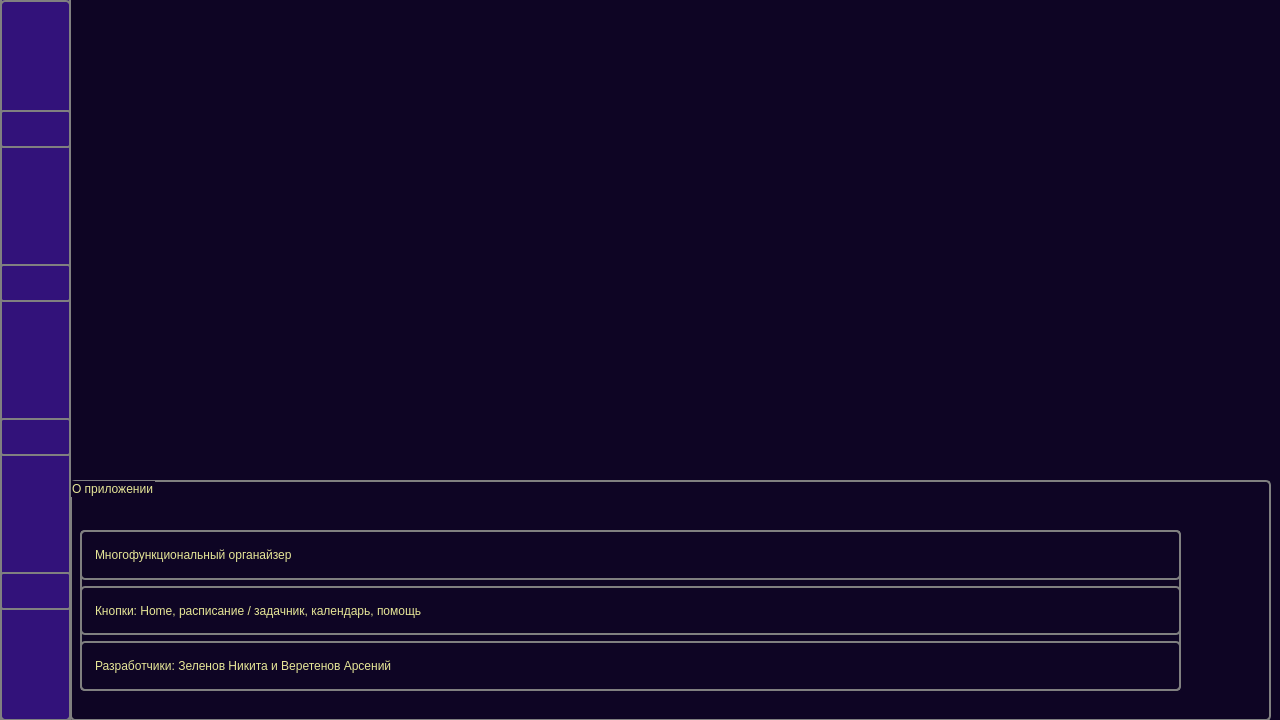
Old version of the form main.ui in the repository ZeNik77/MEGAPROJECT.
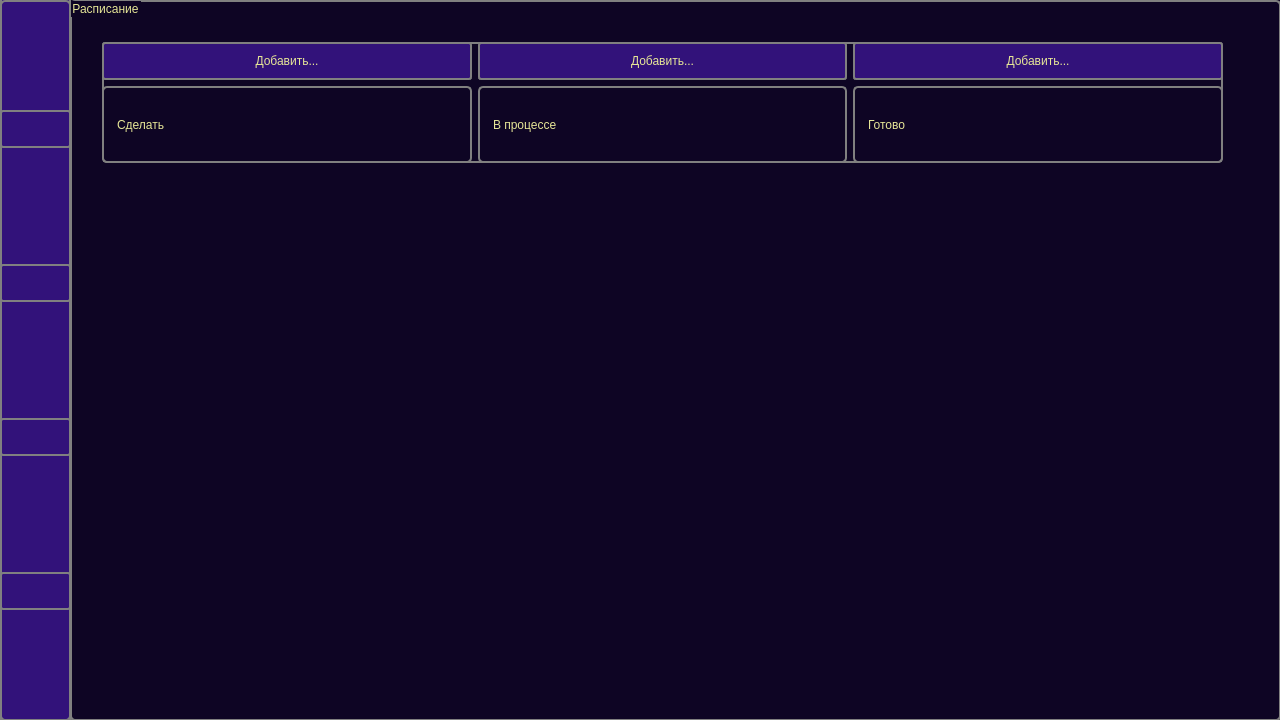
New version of the form. Icons and pictures are not drawn.

Commit message: пустое расписание

Patch:
```diff
--- a/main.ui
+++ b/main.ui
@@ -73,39 +73,39 @@
         </property>
        </widget>
       </item>
-      <item>
-       <widget class="QPushButton" name="CalendarButton">
-        <property name="enabled">
-         <bool>true</bool>
-        </property>
-        <property name="styleSheet">
-         <string notr="true">QPushButton:hover
-{
- background-color: #2a0f66;
-}
-QPushButton
-{
-	background-color:#32127a;
-	border-radius: 3;
-}</string>
-        </property>
-        <property name="text">
-         <string/>
-        </property>
-        <property name="icon">
-         <iconset>
-          <normaloff>2.png</normaloff>2.png</iconset>
-        </property>
-        <property name="iconSize">
-         <size>
-          <width>999</width>
-          <height>999</height>
-         </size>
-        </property>
-       </widget>
-      </item>
       <item>
        <widget class="QPushButton" name="TasksButton">
+        <property name="enabled">
+         <bool>true</bool>
+        </property>
+        <property name="styleSheet">
+         <string notr="true">QPushButton:hover
+{
+ background-color: #2a0f66;
+}
+QPushButton
+{
+	background-color:#32127a;
+	border-radius: 3;
+}</string>
+        </property>
+        <property name="text">
+         <string/>
+        </property>
+        <property name="icon">
+         <iconset>
+          <normaloff>2.png</normaloff>2.png</iconset>
+        </property>
+        <property name="iconSize">
+         <size>
+          <width>999</width>
+          <height>999</height>
+         </size>
+        </property>
+       </widget>
+      </item>
+      <item>
+       <widget class="QPushButton" name="CalendarButton">
         <property name="styleSheet">
          <string notr="true">QPushButton:hover
 {
@@ -230,6 +230,116 @@
      </layout>
     </widget>
    </widget>
+   <widget class="QGroupBox" name="groupBox_3">
+    <property name="geometry">
+     <rect>
+      <x>70</x>
+      <y>0</y>
+      <width>1211</width>
+      <height>721</height>
+     </rect>
+    </property>
+    <property name="styleSheet">
+     <string notr="true">color: #E6E697;
+border: 2px solid gray;
+padding: 10px;
+border-radius: 5px;</string>
+    </property>
+    <property name="title">
+     <string>Расписание</string>
+    </property>
+    <widget class="QWidget" name="">
+     <property name="geometry">
+      <rect>
+       <x>32</x>
+       <y>42</y>
+       <width>1121</width>
+       <height>121</height>
+      </rect>
+     </property>
+     <layout class="QGridLayout" name="gridLayout">
+      <item row="1" column="2">
+       <widget class="QLabel" name="label_done">
+        <property name="text">
+         <string>Готово</string>
+        </property>
+       </widget>
+      </item>
+      <item row="1" column="1">
+       <widget class="QLabel" name="label_inprocess">
+        <property name="text">
+         <string>В процессе</string>
+        </property>
+       </widget>
+      </item>
+      <item row="1" column="0">
+       <widget class="QLabel" name="label_todo">
+        <property name="text">
+         <string>Сделать</string>
+        </property>
+       </widget>
+      </item>
+      <item row="0" column="0" colspan="3">
+       <layout class="QHBoxLayout" name="horizontalLayout">
+        <item>
+         <widget class="QPushButton" name="btn_todo">
+          <property name="styleSheet">
+           <string notr="true">QPushButton:hover
+{
+ background-color: #2a0f66;
+}
+QPushButton
+{
+	background-color:#32127a;
+	border-radius: 3;
+}</string>
+          </property>
+          <property name="text">
+           <string>Добавить...</string>
+          </property>
+         </widget>
+        </item>
+        <item>
+         <widget class="QPushButton" name="btn_inprocess">
+          <property name="styleSheet">
+           <string notr="true">QPushButton:hover
+{
+ background-color: #2a0f66;
+}
+QPushButton
+{
+	background-color:#32127a;
+	border-radius: 3;
+}</string>
+          </property>
+          <property name="text">
+           <string>Добавить...</string>
+          </property>
+         </widget>
+        </item>
+        <item>
+         <widget class="QPushButton" name="btn_done">
+          <property name="styleSheet">
+           <string notr="true">QPushButton:hover
+{
+ background-color: #2a0f66;
+}
+QPushButton
+{
+	background-color:#32127a;
+	border-radius: 3;
+}</string>
+          </property>
+          <property name="text">
+           <string>Добавить...</string>
+          </property>
+         </widget>
+        </item>
+       </layout>
+      </item>
+     </layout>
+    </widget>
+   </widget>
   </widget>
  </widget>
  <resources/>
```
The commit also changes 3 other files.
